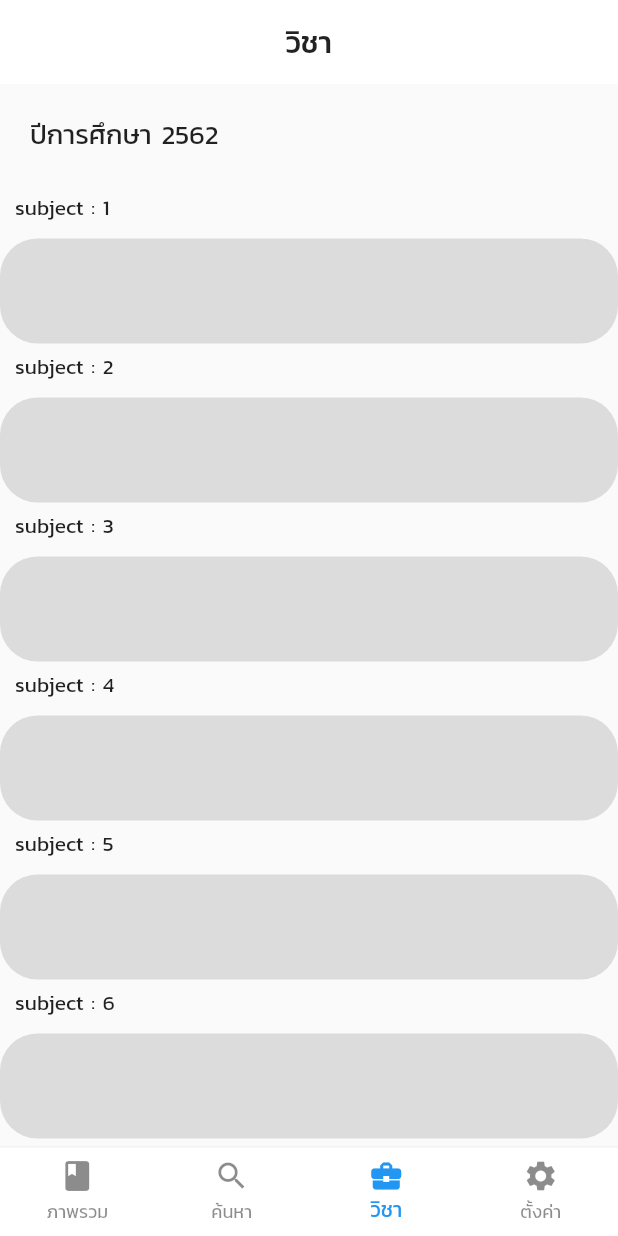
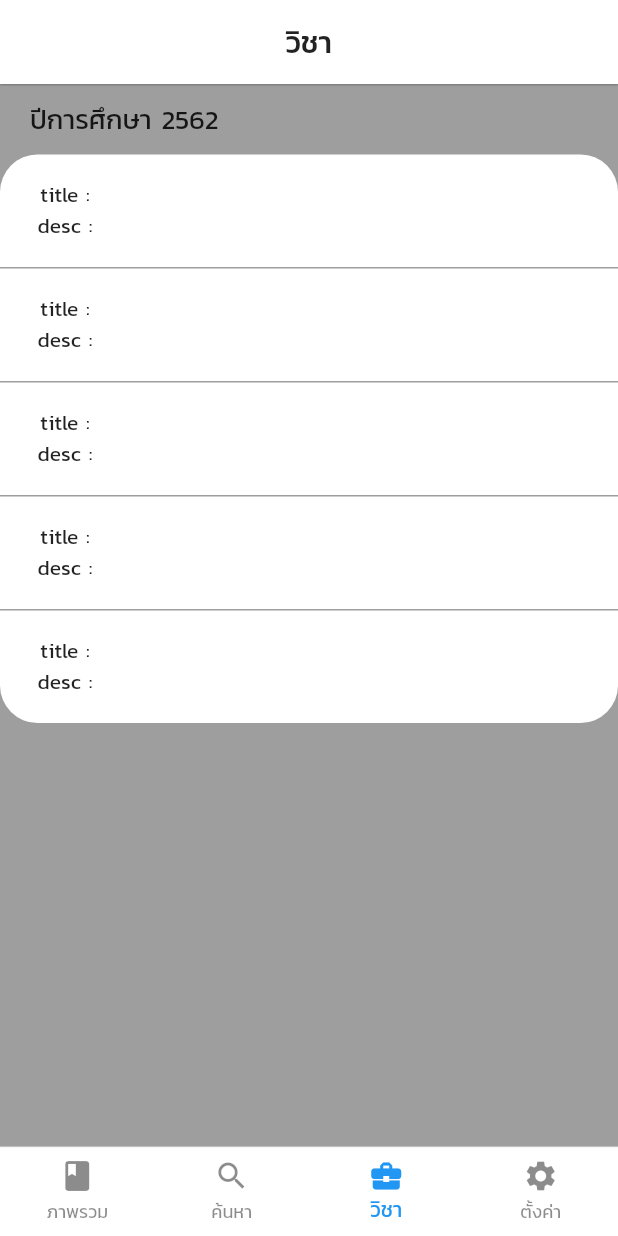
Before and after one commit to Manneaber/Essistant, a Flutter app: the screen it shows after launch, item 3 of the bottom bar chosen, on a phone screen of 412 x 824 dp. Run offline on Flutter 3.47's test engine with Material 2 defaults, Android fonts, the phone set to English and light mode, and no system bars; our stand-ins replace charts_flutter, flutter_secure_storage, googleapis_auth, sqflite; missing offline and left inert: googleapis; accounts and stored records are empty.

Commit message:
แก้ไข

```diff
--- a/lib/routes/search_route.dart
+++ b/lib/routes/search_route.dart
@@ -12,8 +12,10 @@ class _SearchRouteState extends State<SearchRoute> {
   @override
   Widget build(BuildContext context) {
     return Scaffold(
+      backgroundColor: Colors.grey[100],
       appBar: AppBar(
-        elevation: 0,
+
+        elevation: 0.5,
         actions: _serchAction,
         title: SizedBox(
           height: 45,
@@ -33,8 +35,8 @@ class _SearchRouteState extends State<SearchRoute> {
                     child: Text(
                       "ยกเลิก",
                       style: TextStyle(
-                        fontSize: 17,
-                        color: Colors.white,
+                        fontSize: 16,
+                        color: Colors.black87,
                       ),
                     ),
                   ),
--- a/lib/routes/subject_route.dart
+++ b/lib/routes/subject_route.dart
@@ -12,49 +12,69 @@ class _SubjectRouteState extends State<SubjectRoute> {
   @override
   Widget build(BuildContext context) {
     return Scaffold(
+      backgroundColor: Colors.grey,
       appBar: AppBar(
         title: Text("วิชา"),
         centerTitle: true,
-        elevation: 0, //shadow
+        elevation: 0.5, //shadow
       ),
-      body: Column(
-        crossAxisAlignment: CrossAxisAlignment.start,
+      body: ListView(
+        physics: BouncingScrollPhysics(),
         children: <Widget>[
-          Padding(
-            padding: EdgeInsets.fromLTRB(20, 20, 20, 20),
-            child: Text("ปีการศึกษา 2562", style: TextStyle(fontSize: 18)),
-          ),
-          Expanded(
-            child: Container(
-              child: ListView.separated(
-                  physics: BouncingScrollPhysics(),
-                  separatorBuilder: (context, position) {
-                    return Container();
-                  },
-                  itemBuilder: (context, position) {
-                    return Column(
-                      crossAxisAlignment: CrossAxisAlignment.start,
-                      children: <Widget>[
-                        Container(
-                          child: Text("subject : " + (position + 1).toString()),
-                          padding: EdgeInsets.fromLTRB(10, 5, 5, 10),
-                        ),
-                        Container(
-                          height: 70,
-                          width: double.maxFinite,
-                          decoration: BoxDecoration(
-                            borderRadius: BorderRadius.circular(25),
-                            color: Colors.black12,
-                          ),
-                        ),
-                      ],
-                    );
-                  },
-                  itemCount: 10),
+          Container(
+            child: Padding(
+              padding: EdgeInsets.fromLTRB(20, 10, 20, 10),
+              child: Text(
+                "ปีการศึกษา 2562",
+                style: TextStyle(fontSize: 18),
+              ),
             ),
           ),
+          _buildMagicBox(5)
         ],
       ),
     );
   }
+
+  Widget _buildMagicBox(int n) {
+    List<Widget> list = [];
+
+    for (int i = 0; i < n; i++) {
+      list.add(_buildBody());
+      list.add(_buildSeperator());
+    }
+    list.removeLast();
+
+    return Container(
+      width: double.maxFinite,
+      decoration: BoxDecoration(
+        color: Colors.white,
+        borderRadius: BorderRadius.circular(25),
+      ),
+      child: Column(
+        mainAxisSize: MainAxisSize.max,
+        mainAxisAlignment: MainAxisAlignment.start,
+        crossAxisAlignment: CrossAxisAlignment.start,
+        children: list,
+      ),
+    );
+  }
+
+  Widget _buildBody() {
+    return Container(
+      height: 75,
+      padding: EdgeInsets.only(left:25),
+      child: Column(
+        mainAxisAlignment: MainAxisAlignment.center,
+        children: <Widget>[Text("title : "), Text("desc : ")],
+      ),
+    );
+  }
+
+  Widget _buildSeperator() {
+    return Container(
+      height: 1,
+      color: Colors.grey,
+    );
+  }
 }
```
